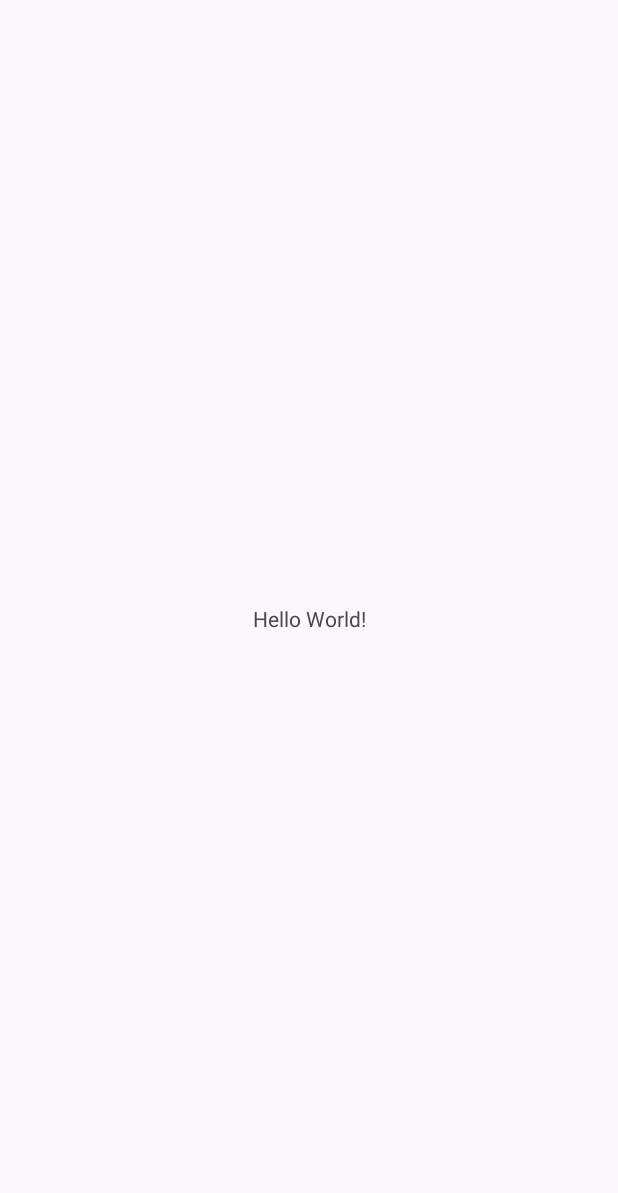
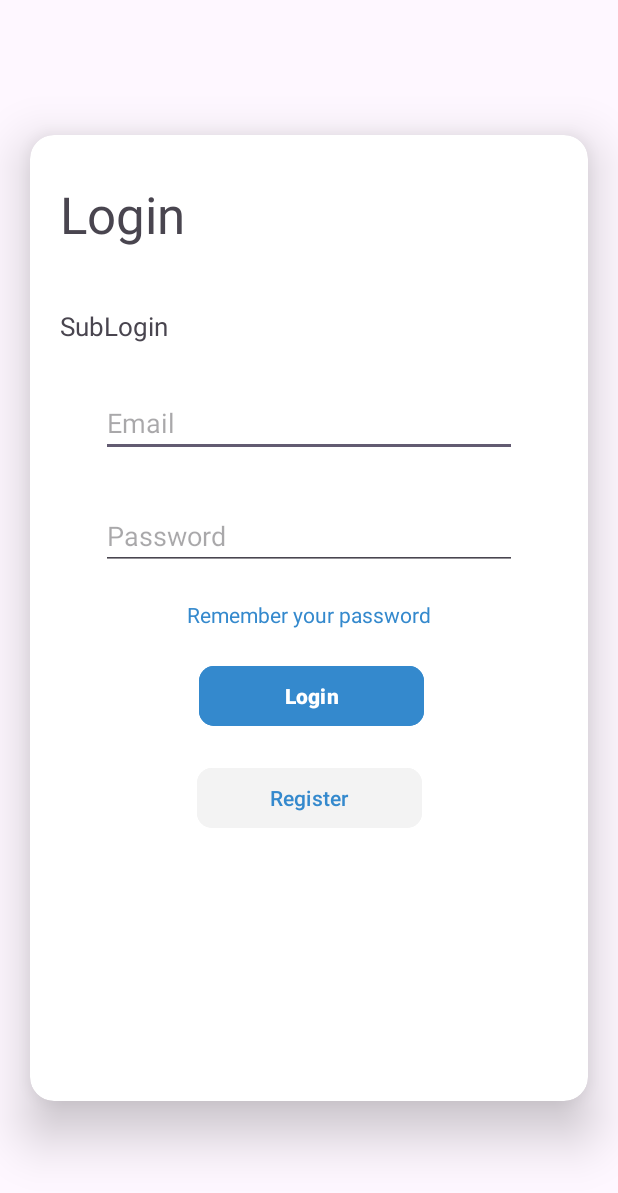
Before and after one commit to AdriaRod/EconomyKanban, an Android app: the screen it shows after launch (MainActivity before the commit, Login after it), on a phone screen of 412 x 824 dp. Before the commit the part shown is almost empty. Shown: the top 1193 px of the screen. Run offline under Robolectric (Android 15) with nearby library versions, the phone set to English and light mode, and no system bars.

Commit message:
Login and register created

```diff
--- /dev/null
+++ b/app/src/main/java/com/econok/economykanban/Login.java
@@ -0,0 +1,27 @@
+package com.econok.economykanban;
+
+import androidx.appcompat.app.AppCompatActivity;
+
+import android.content.Intent;
+import android.os.Bundle;
+import android.view.View;
+import android.widget.Button;
+
+public class Login extends AppCompatActivity {
+
+    Button loginButton;
+    @Override
+    protected void onCreate(Bundle savedInstanceState) {
+        super.onCreate(savedInstanceState);
+        setContentView(R.layout.activity_login);
+    }
+
+    public void openSignup(View v) {
+        Intent intent = new Intent(Login.this, Register.class);
+        startActivity(intent);
+    }
+    public void openMain(View v) {
+        Intent intent = new Intent(Login.this, MainActivity.class);
+        startActivity(intent);
+    }
+}
--- /dev/null
+++ b/app/src/main/res/layout/activity_login.xml
@@ -0,0 +1,125 @@
+<?xml version="1.0" encoding="utf-8"?>
+<androidx.constraintlayout.widget.ConstraintLayout
+    xmlns:android="http://schemas.android.com/apk/res/android"
+    xmlns:app="http://schemas.android.com/apk/res-auto"
+    xmlns:tools="http://schemas.android.com/tools"
+    android:layout_width="match_parent"
+    android:layout_height="match_parent"
+    tools:context=".Login">
+
+    <ImageView
+        android:id="@+id/backgroundImage"
+        android:layout_width="match_parent"
+        android:layout_height="match_parent"
+        android:scaleType="centerCrop"
+        />
+
+    <androidx.cardview.widget.CardView
+        android:layout_width="match_parent"
+        android:layout_height="match_parent"
+        android:layout_marginHorizontal="20dp"
+        android:layout_marginVertical="90dp"
+        app:cardCornerRadius="16dp"
+        app:cardElevation="20dp"
+        app:cardBackgroundColor="#ffffff">
+
+        <!-- Aquí puedes colocar directamente tus elementos dentro del CardView -->
+        <androidx.constraintlayout.widget.ConstraintLayout
+            android:layout_width="match_parent"
+            android:layout_height="match_parent"
+            android:onClick="openSignup">
+
+            <TextView
+                android:id="@+id/register"
+                android:layout_width="match_parent"
+                android:layout_height="wrap_content"
+                android:layout_marginHorizontal="20dp"
+                android:layout_marginTop="30dp"
+                android:text="@string/Login"
+                android:textSize="34sp"
+                app:layout_constraintEnd_toEndOf="parent"
+                app:layout_constraintStart_toStartOf="parent"
+                app:layout_constraintTop_toTopOf="parent" />
+
+            <TextView
+                android:id="@+id/descRegister"
+                android:layout_width="match_parent"
+                android:layout_height="wrap_content"
+                android:layout_marginHorizontal="20dp"
+                android:layout_marginTop="40dp"
+                android:text="@string/SubLogin"
+                android:textSize="17dp"
+                app:layout_constraintTop_toBottomOf="@id/register"
+                tools:layout_editor_absoluteX="20dp" />
+
+            <EditText
+                android:id="@+id/email"
+                android:layout_width="wrap_content"
+                android:layout_height="wrap_content"
+                android:layout_marginStart="30dp"
+                android:layout_marginTop="30dp"
+                android:layout_marginEnd="30dp"
+                android:ems="13"
+                android:hint="@string/Email"
+                android:inputType="textEmailAddress"
+                app:layout_constraintEnd_toEndOf="parent"
+                app:layout_constraintStart_toStartOf="parent"
+                app:layout_constraintTop_toBottomOf="@id/descRegister" />
+
+            <EditText
+                android:id="@+id/passw"
+                android:layout_width="wrap_content"
+                android:layout_height="wrap_content"
+                android:layout_marginTop="30dp"
+                android:ems="13"
+                android:hint="@string/Passw"
+                android:inputType="textPassword"
+                app:layout_constraintEnd_toEndOf="parent"
+                app:layout_constraintStart_toStartOf="parent"
+                app:layout_constraintTop_toBottomOf="@id/email" />
+
+            <TextView
+                android:id="@+id/fPassword"
+                android:layout_width="wrap_content"
+                android:layout_height="wrap_content"
+                android:layout_marginTop="20dp"
+                android:text="@string/fPassw"
+                android:textColor="#3489CD"
+                app:layout_constraintEnd_toEndOf="parent"
+                app:layout_constraintStart_toStartOf="parent"
+                app:layout_constraintTop_toBottomOf="@id/passw" />
+
+            <Button
+                android:id="@+id/cLogin"
+                android:layout_width="150dp"
+                android:layout_height="wrap_content"
+                android:layout_marginTop="60dp"
+                android:backgroundTint="#3489CD"
+                android:onClick="openMain"
+                android:text="@string/cLogin"
+                android:textStyle="bold"
+                app:cornerRadius="10dp"
+                app:layout_constraintEnd_toEndOf="parent"
+                app:layout_constraintHorizontal_bias="0.508"
+                app:layout_constraintStart_toStartOf="parent"
+                app:layout_constraintTop_toBottomOf="@id/passw" />
+
+            <Button
+                android:id="@+id/cRegister"
+                android:layout_width="150dp"
+                android:layout_height="wrap_content"
+                android:layout_marginTop="20dp"
+                android:backgroundTint="#F3F3F3"
+                android:onClick="openSignup"
+                android:text="@string/Register"
+                android:textColor="#3489CD"
+                app:cornerRadius="10dp"
+                app:layout_constraintEnd_toEndOf="parent"
+                app:layout_constraintStart_toStartOf="parent"
+                app:layout_constraintTop_toBottomOf="@id/cLogin" />
+
+        </androidx.constraintlayout.widget.ConstraintLayout>
+
+    </androidx.cardview.widget.CardView>
+
+</androidx.constraintlayout.widget.ConstraintLayout>
--- a/app/src/main/res/values/strings.xml
+++ b/app/src/main/res/values/strings.xml
@@ -1,3 +1,11 @@
 <resources>
     <string name="app_name">EconomyKanban</string>
+    <string name="Login">Login</string>
+    <string name="SubLogin">SubLogin</string>
+    <string name="Email">Email</string>
+    <string name="Passw">Password</string>
+    <string name="cPassw">Confirm Password</string>
+    <string name="cLogin">Login</string>
+    <string name="Register">Register</string>
+    <string name="fPassw">Remember your password</string>
 </resources>
```
Also changed, not shown: app/src/main/AndroidManifest.xml (+15 -6 lines), app/src/main/java/com/econok/economykanban/Register.java (added, +23 -0 lines), app/src/main/res/layout/activity_register.xml (added, +109 -0 lines).
